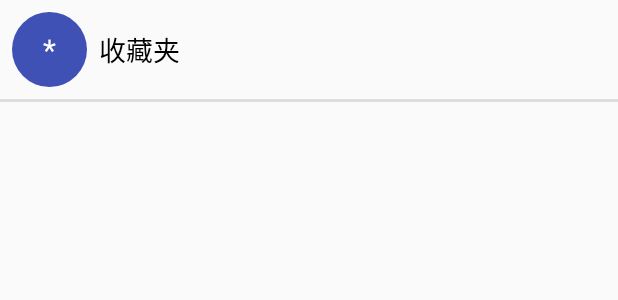
After one commit to LEOch007/NationsApp, an Android app: the layout favoite_layout.xml on its own in the app's theme, with its tools: preview values and no code run, on a phone screen of 412 x 824 dp. The commit adds this screen. Shown: the top 300 px of the screen. Run offline under Robolectric (Android 15) with nearby library versions, the phone set to English and light mode, and no system bars.

Commit message:
完成版5 -- 收藏夹

```diff
--- a/app/src/main/AndroidManifest.xml
+++ b/app/src/main/AndroidManifest.xml
@@ -16,9 +16,9 @@
                 <category android:name="android.intent.category.LAUNCHER" />
             </intent-filter>
         </activity>
-        <activity android:name=".InfoList"
-            android:windowSoftInputMode="adjustPan"/>
+        <activity android:name=".InfoList" android:windowSoftInputMode="adjustPan"/>
         <activity android:name=".InfoDetail"/>
+        <activity android:name=".Favorite"/>
     </application>
 
 </manifest>
--- a/app/src/main/java/com/gy/linjliang/nationsapp/InfoList.java
+++ b/app/src/main/java/com/gy/linjliang/nationsapp/InfoList.java
@@ -369,7 +369,6 @@ public class InfoList extends Activity{
                 SQLiteDatabase sq2=dbhelper.getReadableDatabase();
                 Cursor cursor = sq2.rawQuery("select * from t_table where nation='" +sql_obeject+ "';" ,null); //查询
                 for(cursor.moveToFirst();!(cursor.isAfterLast());cursor.moveToNext()){
-//                    Toast.makeText(InfoList.this,""+cursor.getInt(cursor.getColumnIndex("id")),Toast.LENGTH_LONG).show();
                     Info in = new Info(cursor.getInt(cursor.getColumnIndex("image")), cursor.getString(cursor.getColumnIndex("name")),
                             cursor.getString(cursor.getColumnIndex("sex")), cursor.getString(cursor.getColumnIndex("live")),
                             cursor.getString(cursor.getColumnIndex("place")), cursor.getString(cursor.getColumnIndex("nation")),
--- /dev/null
+++ b/app/src/main/res/layout/favoite_layout.xml
@@ -0,0 +1,56 @@
+<?xml version="1.0" encoding="utf-8"?>
+<android.support.constraint.ConstraintLayout xmlns:android="http://schemas.android.com/apk/res/android"
+    xmlns:app="http://schemas.android.com/apk/res-auto"
+    xmlns:tools="http://schemas.android.com/tools"
+    android:layout_width="match_parent"
+    android:layout_height="match_parent">
+
+    <TextView
+        android:id="@+id/tubiao"
+        android:visibility="visible"
+        android:textSize="20sp"
+        android:text="*"
+        android:textColor="@android:color/white"
+        android:background="@drawable/icon_shape"
+        android:layout_width="wrap_content"
+        android:layout_height="wrap_content"
+        android:gravity="center"
+        android:layout_margin="8dp"
+        app:layout_constraintTop_toTopOf="parent"
+        app:layout_constraintLeft_toLeftOf="parent" />
+    <TextView
+        android:id="@+id/wenzi"
+        android:visibility="visible"
+        android:textSize="18sp"
+        android:text="收藏夹"
+        android:textColor="@android:color/black"
+        android:layout_width="wrap_content"
+        android:layout_height="wrap_content"
+        android:layout_margin="8dp"
+        app:layout_constraintBottom_toBottomOf="@+id/tubiao"
+        app:layout_constraintTop_toTopOf="@+id/tubiao"
+        app:layout_constraintLeft_toRightOf="@+id/tubiao" />
+    <View
+        android:id="@+id/selfline"
+        android:visibility="visible"
+        android:layout_width="0dp"
+        android:layout_height="2dp"
+        android:background="#1E000000"
+        app:layout_constraintTop_toBottomOf="@+id/tubiao"
+        app:layout_constraintLeft_toLeftOf="parent"
+        app:layout_constraintRight_toRightOf="parent"
+        android:layout_marginTop="8dp"
+        app:layout_constraintHorizontal_bias="0.0" />
+
+    <android.support.v7.widget.RecyclerView
+        xmlns:android="http://schemas.android.com/apk/res/android"
+        android:id="@+id/shoucangjia"
+        android:visibility="visible"
+        android:layout_width="wrap_content"
+        android:layout_height="wrap_content"
+        app:layout_constraintTop_toTopOf="@+id/selfline"
+        app:layout_constraintLeft_toLeftOf="parent"
+        android:layout_marginLeft="8dp"
+        android:layout_marginTop="16dp" />
+
+</android.support.constraint.ConstraintLayout>
```
Also changed, not shown: app/src/main/java/com/gy/linjliang/nationsapp/Favorite.java (added, +103 -0 lines), app/src/main/java/com/gy/linjliang/nationsapp/MainActivity.java (+9 -94 lines), app/src/main/res/layout/activity_main.xml (+0 -46 lines).
